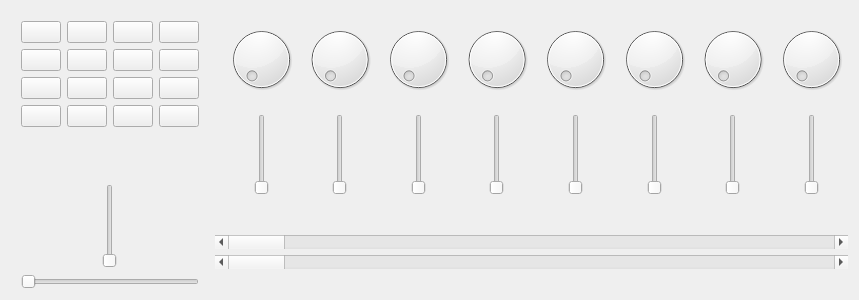
Old version of the form DynaMapEditor/Controllers/korgmicrocontrol.ui in the repository tedr56/DynaMapEditor.
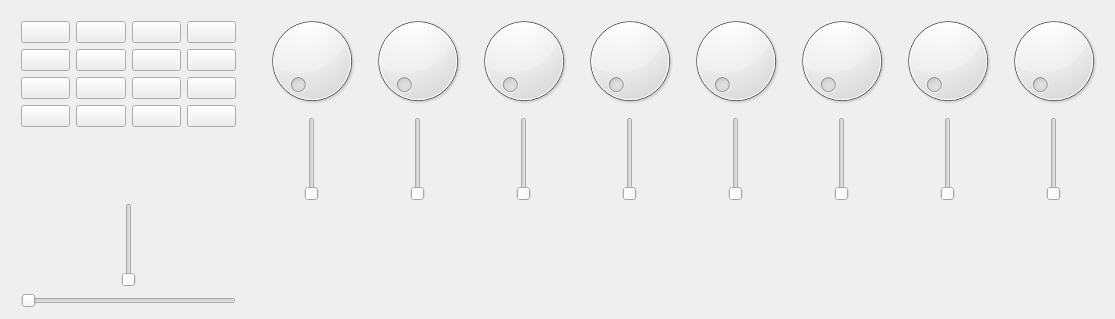
New version of the form.

Diff of the .ui file:
```diff
--- a/DynaMapEditor/Controllers/korgmicrocontrol.ui
+++ b/DynaMapEditor/Controllers/korgmicrocontrol.ui
@@ -6,8 +6,8 @@
    <rect>
     <x>0</x>
     <y>0</y>
-    <width>859</width>
-    <height>300</height>
+    <width>1115</width>
+    <height>319</height>
    </rect>
   </property>
   <property name="sizePolicy">
@@ -409,26 +409,6 @@
        </property>
       </spacer>
      </item>
-     <item>
-      <widget class="QScrollBar" name="Piano">
-       <property name="sizePolicy">
-        <sizepolicy hsizetype="Expanding" vsizetype="Fixed">
-         <horstretch>0</horstretch>
-         <verstretch>0</verstretch>
-        </sizepolicy>
-       </property>
-       <property name="orientation">
-        <enum>Qt::Horizontal</enum>
-       </property>
-      </widget>
-     </item>
-     <item>
-      <widget class="QScrollBar" name="horizontalScrollBar">
-       <property name="orientation">
-        <enum>Qt::Horizontal</enum>
-       </property>
-      </widget>
-     </item>
     </layout>
    </item>
   </layout>
```
